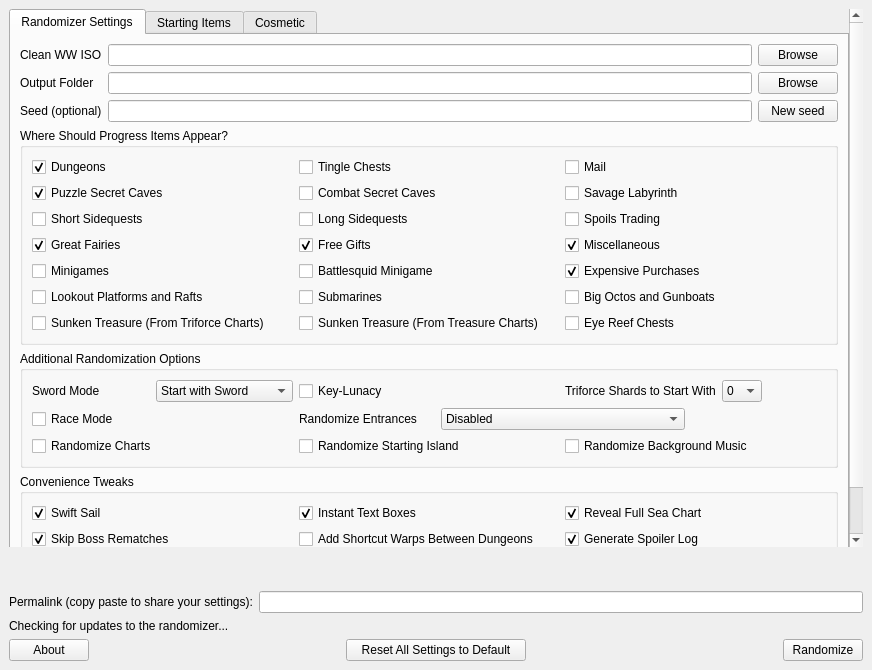
The window that wwr_ui/randomizer_window.ui (LagoLunatic/wwrando) describes before a commit, drawn with Qt 5.
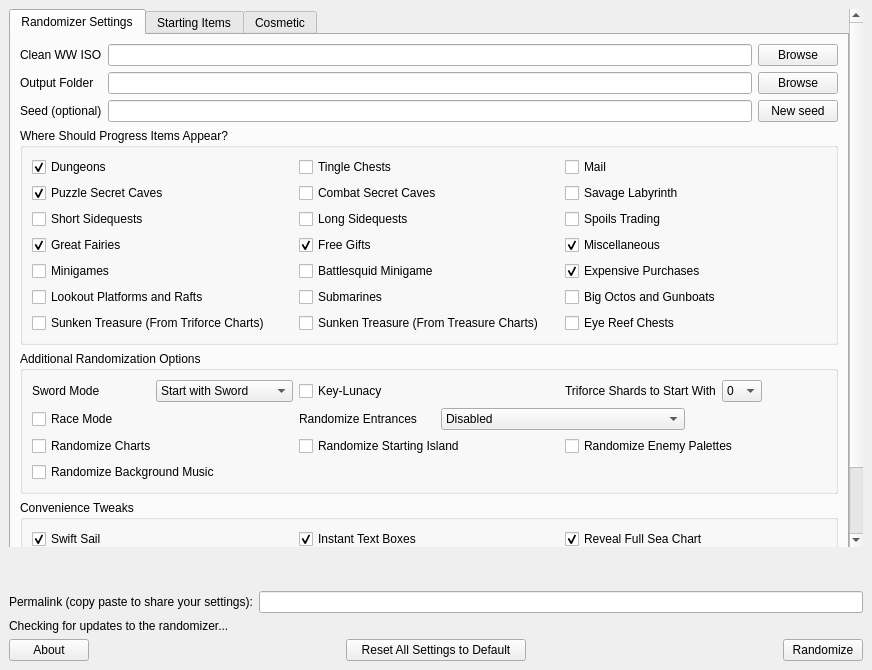
The same window after the commit.

Commit message: Add reset custom color X buttons

```diff
--- a/wwr_ui/randomizer_window.ui
+++ b/wwr_ui/randomizer_window.ui
@@ -28,8 +28,8 @@
         <rect>
          <x>0</x>
          <y>0</y>
-         <width>854</width>
-         <height>536</height>
+         <width>837</width>
+         <height>559</height>
         </rect>
        </property>
        <layout class="QVBoxLayout" name="verticalLayout_4">
@@ -463,13 +463,20 @@
                  </property>
                 </widget>
                </item>
-               <item row="2" column="2">
+               <item row="3" column="0">
                 <widget class="QCheckBox" name="randomize_bgm">
                  <property name="text">
                   <string>Randomize Background Music</string>
                  </property>
                 </widget>
                </item>
+               <item row="2" column="2">
+                <widget class="QCheckBox" name="randomize_enemy_palettes">
+                 <property name="text">
+                  <string>Randomize Enemy Palettes</string>
+                 </property>
+                </widget>
+               </item>
               </layout>
              </widget>
             </item>
```
Left out of the diff: 36 changed lines with no effect on the pictures. The commit also changes 2 other files.
